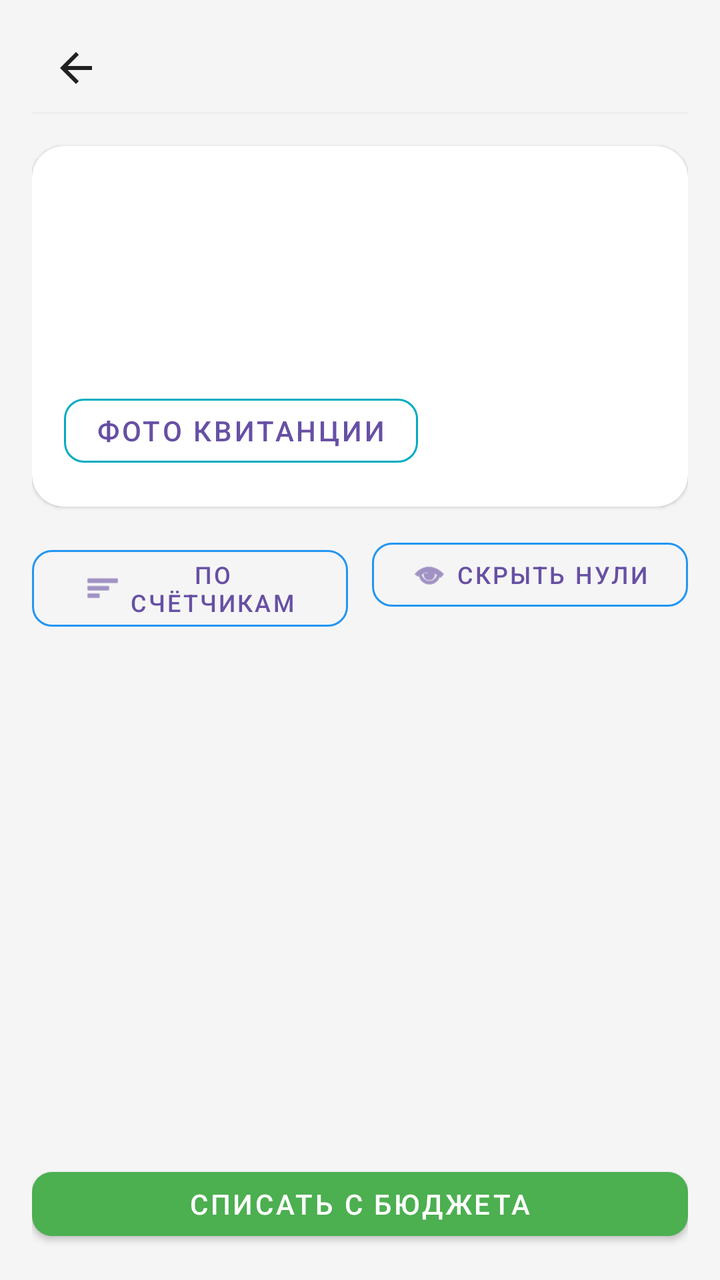
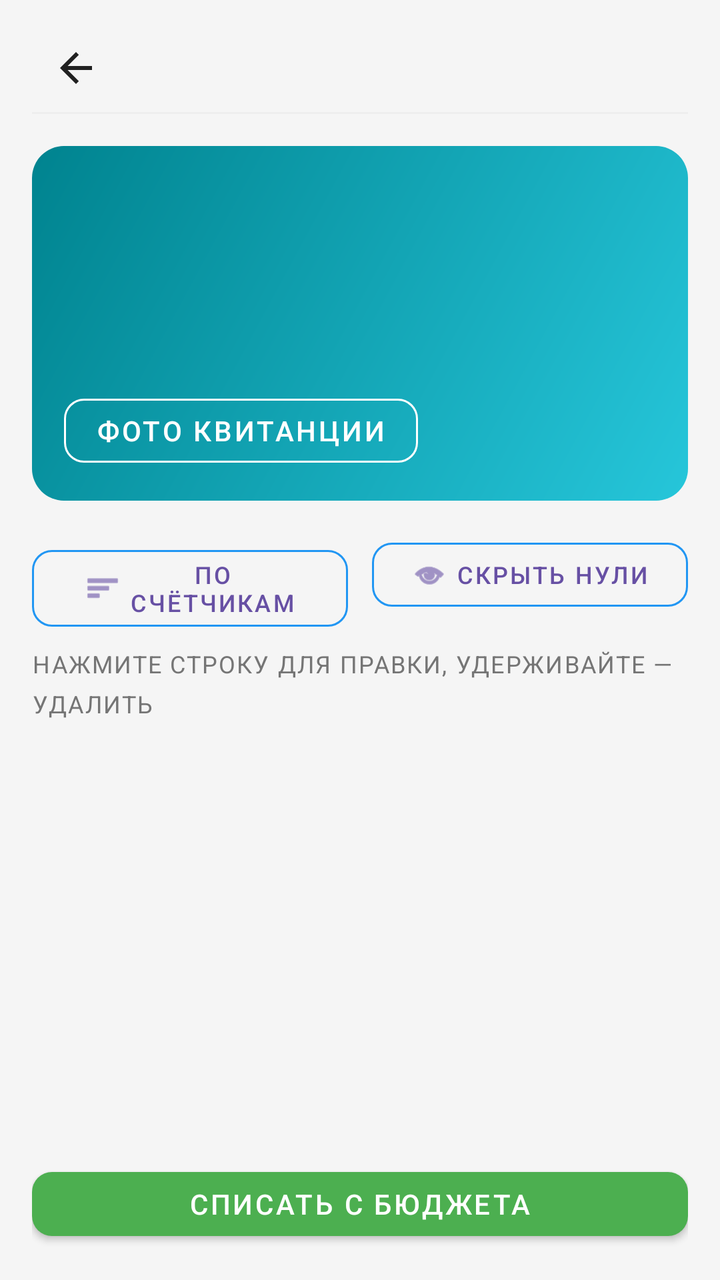

Before-and-after screenshots of an Android layout around one commit, followed by the original layout XML and the change that was made.
<!-- AndroidManifest.xml: application theme Theme.MyBudget -->
<!-- res/layout/activity_utility_bill.xml -->
<?xml version="1.0" encoding="utf-8"?>
<LinearLayout xmlns:android="http://schemas.android.com/apk/res/android" xmlns:app="http://schemas.android.com/apk/res-auto"
    android:orientation="vertical"
    android:background="@color/background_light"
    android:paddingLeft="@dimen/space_16"
    android:paddingTop="@dimen/space_12"
    android:paddingRight="@dimen/space_16"
    android:paddingBottom="@dimen/space_16"
    android:layout_width="match_parent"
    android:layout_height="match_parent"
    android:paddingHorizontal="@dimen/space_16">
    <include
        android:layout_width="match_parent"
        android:layout_height="wrap_content"
        android:layout_marginBottom="@dimen/space_8"
        layout="@layout/include_screen_header"/>
    <androidx.cardview.widget.CardView
        android:layout_width="match_parent"
        android:layout_height="wrap_content"
        android:layout_marginBottom="@dimen/space_12"
        style="@style/Card.MyBudget.Surface">
        <LinearLayout
            android:orientation="vertical"
            android:padding="@dimen/space_16"
            android:layout_width="match_parent"
            android:layout_height="wrap_content">
            <TextView
                android:textSize="16sp"
                android:id="@+id/billPeriodTitle"
                android:layout_width="match_parent"
                android:layout_height="wrap_content"
                style="@style/Text.MyBudget.Section"/>
            <TextView
                android:textSize="32sp"
                android:textColor="@color/utilities_cyan"
                android:id="@+id/billGrandTotal"
                android:layout_width="match_parent"
                android:layout_height="wrap_content"
                android:layout_marginTop="@dimen/space_4"
                style="@style/Text.MyBudget.Amount"/>
            <TextView
                android:textSize="13sp"
                android:id="@+id/billAreaText"
                android:layout_width="match_parent"
                android:layout_height="wrap_content"
                android:layout_marginTop="@dimen/space_8"
                style="@style/Text.MyBudget.Subtitle"/>
            <TextView
                android:textSize="12sp"
                android:id="@+id/billChecklistText"
                android:visibility="gone"
                android:layout_width="match_parent"
                android:layout_height="wrap_content"
                android:layout_marginTop="@dimen/space_6"
                style="@style/Text.MyBudget.Subtitle"/>
            <TextView
                android:textSize="12sp"
                android:id="@+id/billForecastText"
                android:visibility="gone"
                android:layout_width="match_parent"
                android:layout_height="wrap_content"
                android:layout_marginTop="@dimen/space_4"
                style="@style/Text.MyBudget.Subtitle"/>
            <com.google.android.material.button.MaterialButton
                android:id="@+id/receiptPhotoButton"
                android:layout_width="wrap_content"
                android:layout_height="wrap_content"
                android:layout_marginTop="@dimen/space_10"
                android:minHeight="@dimen/touch_min_size"
                android:text="@string/utility_receipt_photo_add"
                app:cornerRadius="@dimen/radius_10"
                app:strokeColor="@color/utilities_cyan"
                style="@style/Widget.MaterialComponents.Button.OutlinedButton"/>
        </LinearLayout>
    </androidx.cardview.widget.CardView>
    <LinearLayout
        android:orientation="horizontal"
        android:layout_width="match_parent"
        android:layout_height="wrap_content"
        android:layout_marginBottom="@dimen/space_8">
        <com.google.android.material.button.MaterialButton
            android:textSize="12sp"
            android:id="@+id/applyMetersButton"
            android:layout_width="0dp"
            android:layout_height="wrap_content"
            android:minHeight="@dimen/touch_min_size"
            android:text="@string/utility_bill_apply_meters"
            android:layout_weight="1"
            android:layout_marginEnd="@dimen/space_6"
            app:cornerRadius="@dimen/radius_10"
            app:icon="@android:drawable/ic_menu_sort_by_size"
            app:iconGravity="textStart"
            app:strokeColor="@color/budget_blue"
            style="@style/Widget.MaterialComponents.Button.OutlinedButton"/>
        <com.google.android.material.button.MaterialButton
            android:textSize="12sp"
            android:id="@+id/hideZeroLinesButton"
            android:layout_width="0dp"
            android:layout_height="wrap_content"
            android:minHeight="@dimen/touch_min_size"
            android:text="@string/utility_bill_hide_zeros"
            android:layout_weight="1"
            android:layout_marginStart="@dimen/space_6"
            app:cornerRadius="@dimen/radius_10"
            app:icon="@android:drawable/ic_menu_view"
            app:iconGravity="textStart"
            app:strokeColor="@color/budget_blue"
            style="@style/Widget.MaterialComponents.Button.OutlinedButton"/>
    </LinearLayout>
    <androidx.recyclerview.widget.RecyclerView
        android:id="@+id/billDetailsRecyclerView"
        android:paddingBottom="@dimen/space_8"
        android:clipToPadding="false"
        android:layout_width="match_parent"
        android:layout_height="0dp"
        android:layout_weight="1"/>
    <com.google.android.material.button.MaterialButton
        android:id="@+id/payFromBudgetButton"
        android:layout_width="match_parent"
        android:layout_height="wrap_content"
        android:layout_marginTop="@dimen/space_8"
        android:minHeight="@dimen/touch_min_size"
        android:text="@string/utility_pay_from_budget"
        app:backgroundTint="@color/income_green"
        app:cornerRadius="@dimen/radius_10"
        style="@style/Widget.MaterialComponents.Button"/>
</LinearLayout>
<!-- res/layout/include_screen_header.xml (included above) -->
<?xml version="1.0" encoding="utf-8"?>
<LinearLayout xmlns:android="http://schemas.android.com/apk/res/android"
    android:layout_width="match_parent"
    android:layout_height="wrap_content"
    android:orientation="vertical">

    <include layout="@layout/include_compact_toolbar" />

    <View
        android:layout_width="match_parent"
        android:layout_height="1dp"
        android:layout_marginBottom="@dimen/space_8"
        android:background="@color/border_light" />
</LinearLayout>
<!-- res/layout/include_compact_toolbar.xml (included above) -->
<?xml version="1.0" encoding="utf-8"?>
<LinearLayout xmlns:android="http://schemas.android.com/apk/res/android" xmlns:app="http://schemas.android.com/apk/res-auto"
    android:gravity="center_vertical"
    android:orientation="horizontal"
    android:id="@+id/screenHeaderRoot"
    android:layout_width="match_parent"
    android:layout_height="wrap_content"
    android:minHeight="@dimen/touch_min_size">
    <ImageButton
        android:id="@+id/screenHeaderBack"
        android:background="?attr/selectableItemBackgroundBorderless"
        android:padding="@dimen/space_8"
        android:layout_width="@dimen/touch_min_size"
        android:layout_height="@dimen/touch_min_size"
        android:src="@drawable/ic_arrow_back"
        android:scaleType="centerInside"
        android:contentDescription="@string/nav_back"
        app:tint="@color/text_primary"/>
    <TextView
        android:textSize="18sp"
        android:id="@+id/screenHeaderEmoji"
        android:visibility="gone"
        android:layout_width="wrap_content"
        android:layout_height="wrap_content"
        android:layout_marginStart="@dimen/space_2"/>
    <TextView
        android:textSize="20sp"
        android:ellipsize="end"
        android:id="@+id/screenHeaderTitle"
        android:layout_width="0dp"
        android:layout_height="wrap_content"
        android:maxLines="1"
        android:layout_weight="1"
        android:layout_marginStart="@dimen/space_4"
        style="@style/Text.MyBudget.Title"/>
    <ImageButton
        android:id="@+id/screenHeaderAction"
        android:background="?attr/selectableItemBackgroundBorderless"
        android:padding="@dimen/space_8"
        android:visibility="gone"
        android:layout_width="@dimen/touch_min_size"
        android:layout_height="@dimen/touch_min_size"
        android:src="@android:drawable/ic_menu_more"
        android:contentDescription="@string/transactions_more_menu"
        app:tint="@color/text_secondary"/>
    <ImageButton
        android:id="@+id/screenHeaderActionSecondary"
        android:background="?attr/selectableItemBackgroundBorderless"
        android:padding="@dimen/space_8"
        android:visibility="gone"
        android:layout_width="@dimen/touch_min_size"
        android:layout_height="@dimen/touch_min_size"
        android:src="@android:drawable/ic_menu_search"
        android:contentDescription="@string/transactions_search_submit"
        app:tint="@color/budget_blue"/>
</LinearLayout>
<!-- resources referenced by this layout -->
<resources>
  <color name="background_light">#f5f5f5</color>
  <color name="border_light">#eeeeee</color>
  <color name="budget_blue">#2196f3</color>
  <color name="income_green">#4caf50</color>
  <color name="text_primary">#212121</color>
  <color name="text_secondary">#757575</color>
  <color name="utilities_cyan">#00acc1</color>
  <dimen name="radius_10">10dp</dimen>
  <dimen name="space_10">10dp</dimen>
  <dimen name="space_12">12dp</dimen>
  <dimen name="space_16">16dp</dimen>
  <dimen name="space_2">2dp</dimen>
  <dimen name="space_4">4dp</dimen>
  <dimen name="space_6">6dp</dimen>
  <dimen name="space_8">8dp</dimen>
  <dimen name="touch_min_size">44dp</dimen>
  <string name="nav_back">Назад</string>
  <string name="transactions_more_menu">Дополнительно</string>
  <string name="transactions_search_submit">Искать</string>
  <string name="utility_bill_apply_meters">По счётчикам</string>
  <string name="utility_bill_hide_zeros">Скрыть нули</string>
  <string name="utility_pay_from_budget">Списать с бюджета</string>
  <string name="utility_receipt_photo_add">Фото квитанции</string>
  <style name="Card.MyBudget.Surface" parent="">
      <item name="cardBackgroundColor">@color/card_background_white</item>
      <item name="cardCornerRadius">@dimen/radius_16</item>
      <item name="cardElevation">@dimen/card_elevation_low</item>
    </style>
  <style name="Text.MyBudget.Amount" parent="@style/Text.MyBudget">
      <item name="android:textSize">14sp</item>
      <item name="android:textStyle">bold</item>
    </style>
  <style name="Text.MyBudget.Section" parent="@style/Text.MyBudget">
      <item name="android:textSize">16sp</item>
      <item name="android:textStyle">bold</item>
      <item name="android:textColor">@color/text_primary</item>
    </style>
  <style name="Text.MyBudget.Subtitle" parent="@style/Text.MyBudget">
      <item name="android:textSize">12sp</item>
      <item name="android:textColor">@color/text_secondary</item>
    </style>
  <style name="Text.MyBudget.Title" parent="@style/Text.MyBudget">
      <item name="android:textSize">18sp</item>
      <item name="android:textStyle">bold</item>
      <item name="android:textColor">@color/text_primary</item>
    </style>
  <style name="Theme.MyBudget" parent="@style/Base.Theme.MyBudget" />
  <color name="card_background_white">#ffffff</color>
  <dimen name="radius_16">16dp</dimen>
  <dimen name="card_elevation_low">1dp</dimen>
  <style name="Text.MyBudget" parent="@style/TextAppearance.Material3.BodyMedium" />
  <color name="md_theme_onPrimary">#ffffff</color>
  <color name="md_theme_onSurface">#1d1b20</color>
  <color name="md_theme_outline">#79747e</color>
  <color name="md_theme_primary">#6750a4</color>
  <color name="md_theme_surface">#ffffff</color>
  <color name="md_theme_surfaceVariant">#e7e0ec</color>
  <!-- unchanged entries left out for length: 2 -->
</resources>

<!-- the commit's change to res/layout/activity_utility_bill.xml (unified diff, before → after) -->
@@ -18,49 +18,55 @@
         android:layout_width="match_parent"
         android:layout_height="wrap_content"
         android:layout_marginBottom="@dimen/space_12"
-        style="@style/Card.MyBudget.Surface">
+        app:cardBackgroundColor="@android:color/transparent"
+        app:cardElevation="0dp">
         <LinearLayout
+            android:layout_width="match_parent"
+            android:layout_height="wrap_content"
+            android:background="@drawable/utilities_hero_card_bg"
             android:orientation="vertical"
-            android:padding="@dimen/space_16"
-            android:layout_width="match_parent"
-            android:layout_height="wrap_content">
-            <TextView
+            android:padding="@dimen/space_16">
+            <TextView
+                android:id="@+id/billPeriodTitle"
+                android:layout_width="match_parent"
+                android:layout_height="wrap_content"
+                android:textColor="@color/main_hero_text_primary"
                 android:textSize="16sp"
-                android:id="@+id/billPeriodTitle"
-                android:layout_width="match_parent"
-                android:layout_height="wrap_content"
-                style="@style/Text.MyBudget.Section"/>
-            <TextView
+                style="@style/Text.MyBudget.Section" />
+            <TextView
+                android:id="@+id/billGrandTotal"
+                android:layout_width="match_parent"
+                android:layout_height="wrap_content"
+                android:layout_marginTop="@dimen/space_4"
+                android:textColor="@color/main_hero_text_primary"
                 android:textSize="32sp"
-                android:textColor="@color/utilities_cyan"
-                android:id="@+id/billGrandTotal"
+                style="@style/Text.MyBudget.Amount" />
+            <TextView
+                android:id="@+id/billAreaText"
+                android:layout_width="match_parent"
+                android:layout_height="wrap_content"
+                android:layout_marginTop="@dimen/space_8"
+                android:textColor="@color/utilities_hero_text_secondary"
+                android:textSize="13sp"
+                style="@style/Text.MyBudget.Subtitle" />
+            <TextView
+                android:id="@+id/billChecklistText"
+                android:layout_width="match_parent"
+                android:layout_height="wrap_content"
+                android:layout_marginTop="@dimen/space_6"
+                android:textColor="@color/utilities_hero_text_secondary"
+                android:textSize="12sp"
+                android:visibility="gone"
+                style="@style/Text.MyBudget.Subtitle" />
+            <TextView
+                android:id="@+id/billForecastText"
                 android:layout_width="match_parent"
                 android:layout_height="wrap_content"
                 android:layout_marginTop="@dimen/space_4"
-                style="@style/Text.MyBudget.Amount"/>
-            <TextView
-                android:textSize="13sp"
-                android:id="@+id/billAreaText"
-                android:layout_width="match_parent"
-                android:layout_height="wrap_content"
-                android:layout_marginTop="@dimen/space_8"
-                style="@style/Text.MyBudget.Subtitle"/>
-            <TextView
+                android:textColor="@color/utilities_hero_text_secondary"
                 android:textSize="12sp"
-                android:id="@+id/billChecklistText"
                 android:visibility="gone"
-                android:layout_width="match_parent"
-                android:layout_height="wrap_content"
-                android:layout_marginTop="@dimen/space_6"
-                style="@style/Text.MyBudget.Subtitle"/>
-            <TextView
-                android:textSize="12sp"
-                android:id="@+id/billForecastText"
-                android:visibility="gone"
-                android:layout_width="match_parent"
-                android:layout_height="wrap_content"
-                android:layout_marginTop="@dimen/space_4"
-                style="@style/Text.MyBudget.Subtitle"/>
+                style="@style/Text.MyBudget.Subtitle" />
             <com.google.android.material.button.MaterialButton
                 android:id="@+id/receiptPhotoButton"
                 android:layout_width="wrap_content"
@@ -68,9 +74,10 @@
                 android:layout_marginTop="@dimen/space_10"
                 android:minHeight="@dimen/touch_min_size"
                 android:text="@string/utility_receipt_photo_add"
+                android:textColor="@color/main_hero_text_primary"
                 app:cornerRadius="@dimen/radius_10"
-                app:strokeColor="@color/utilities_cyan"
-                style="@style/Widget.MaterialComponents.Button.OutlinedButton"/>
+                app:strokeColor="@color/main_hero_text_primary"
+                style="@style/Widget.MaterialComponents.Button.OutlinedButton" />
         </LinearLayout>
     </androidx.cardview.widget.CardView>
     <LinearLayout
@@ -107,6 +114,12 @@
             app:strokeColor="@color/budget_blue"
             style="@style/Widget.MaterialComponents.Button.OutlinedButton"/>
     </LinearLayout>
+    <TextView
+        android:layout_width="match_parent"
+        android:layout_height="wrap_content"
+        android:layout_marginBottom="@dimen/space_8"
+        android:text="@string/utility_bill_lines_hint"
+        style="@style/Text.MyBudget.SectionLabel"/>
     <androidx.recyclerview.widget.RecyclerView
         android:id="@+id/billDetailsRecyclerView"
         android:paddingBottom="@dimen/space_8"
<!-- resource entries referenced after the edit -->
@@ -4,9 +4,10 @@
   <color name="border_light">#eeeeee</color>
   <color name="budget_blue">#2196f3</color>
   <color name="income_green">#4caf50</color>
+  <color name="main_hero_text_primary">#ffffff</color>
   <color name="text_primary">#212121</color>
   <color name="text_secondary">#757575</color>
-  <color name="utilities_cyan">#00acc1</color>
+  <color name="utilities_hero_text_secondary">#b2ebf2</color>
   <dimen name="radius_10">10dp</dimen>
   <dimen name="space_10">10dp</dimen>
   <dimen name="space_12">12dp</dimen>
@@ -16,18 +17,37 @@
   <dimen name="space_6">6dp</dimen>
   <dimen name="space_8">8dp</dimen>
   <dimen name="touch_min_size">44dp</dimen>
+  <!-- drawable utilities_hero_card_bg (drawable) -->
+  <?xml version="1.0" encoding="utf-8"?>
+  <layer-list xmlns:android="http://schemas.android.com/apk/res/android">
+      <item
+          android:bottom="3dp"
+          android:left="1dp"
+          android:right="1dp">
+          <shape android:shape="rectangle">
+              <solid android:color="#40000000" />
+              <corners android:radius="@dimen/radius_16" />
+          </shape>
+      </item>
+      <item android:bottom="3dp">
+          <shape android:shape="rectangle">
+              <gradient
+                  android:angle="135"
+                  android:endColor="@color/utilities_hero_end"
+                  android:startColor="@color/utilities_hero_start"
+                  android:type="linear" />
+              <corners android:radius="@dimen/radius_16" />
+          </shape>
+      </item>
+  </layer-list>
   <string name="nav_back">Назад</string>
   <string name="transactions_more_menu">Дополнительно</string>
   <string name="transactions_search_submit">Искать</string>
   <string name="utility_bill_apply_meters">По счётчикам</string>
   <string name="utility_bill_hide_zeros">Скрыть нули</string>
+  <string name="utility_bill_lines_hint">Нажмите строку для правки, удерживайте — удалить</string>
   <string name="utility_pay_from_budget">Списать с бюджета</string>
   <string name="utility_receipt_photo_add">Фото квитанции</string>
-  <style name="Card.MyBudget.Surface" parent="">
-      <item name="cardBackgroundColor">@color/card_background_white</item>
-      <item name="cardCornerRadius">@dimen/radius_16</item>
-      <item name="cardElevation">@dimen/card_elevation_low</item>
-    </style>
   <style name="Text.MyBudget.Amount" parent="@style/Text.MyBudget">
       <item name="android:textSize">14sp</item>
       <item name="android:textStyle">bold</item>
@@ -36,6 +56,12 @@
       <item name="android:textSize">16sp</item>
       <item name="android:textStyle">bold</item>
       <item name="android:textColor">@color/text_primary</item>
+    </style>
+  <style name="Text.MyBudget.SectionLabel" parent="@style/Text.MyBudget">
+      <item name="android:textSize">12sp</item>
+      <item name="android:textColor">@color/text_secondary</item>
+      <item name="android:textAllCaps">true</item>
+      <item name="android:letterSpacing">0.06</item>
     </style>
   <style name="Text.MyBudget.Subtitle" parent="@style/Text.MyBudget">
       <item name="android:textSize">12sp</item>
@@ -47,9 +73,9 @@
       <item name="android:textColor">@color/text_primary</item>
     </style>
   <style name="Theme.MyBudget" parent="@style/Base.Theme.MyBudget" />
-  <color name="card_background_white">#ffffff</color>
   <dimen name="radius_16">16dp</dimen>
-  <dimen name="card_elevation_low">1dp</dimen>
+  <color name="utilities_hero_end">#00838f</color>
+  <color name="utilities_hero_start">#26c6da</color>
   <style name="Text.MyBudget" parent="@style/TextAppearance.Material3.BodyMedium" />
   <color name="md_theme_onPrimary">#ffffff</color>
   <color name="md_theme_onSurface">#1d1b20</color>
